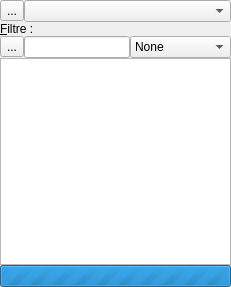
The window that xinx/ui/xmlpresentationwidget.ui (phoenix741/xinx) describes before a commit, drawn with Qt 5.
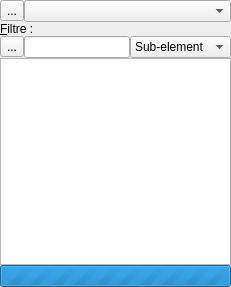
The same window after the commit. Icons and pictures are not drawn.

Patch:
```diff
--- a/xinx/ui/xmlpresentationwidget.ui
+++ b/xinx/ui/xmlpresentationwidget.ui
@@ -71,7 +71,7 @@
     <widget class="QComboBox" name="m_filterComboBox" >
      <item>
       <property name="text" >
-       <string>None</string>
+       <string>Sub-element</string>
       </property>
      </item>
      <item>
```
Left out of the diff: 2 changed lines with no effect on the pictures.
